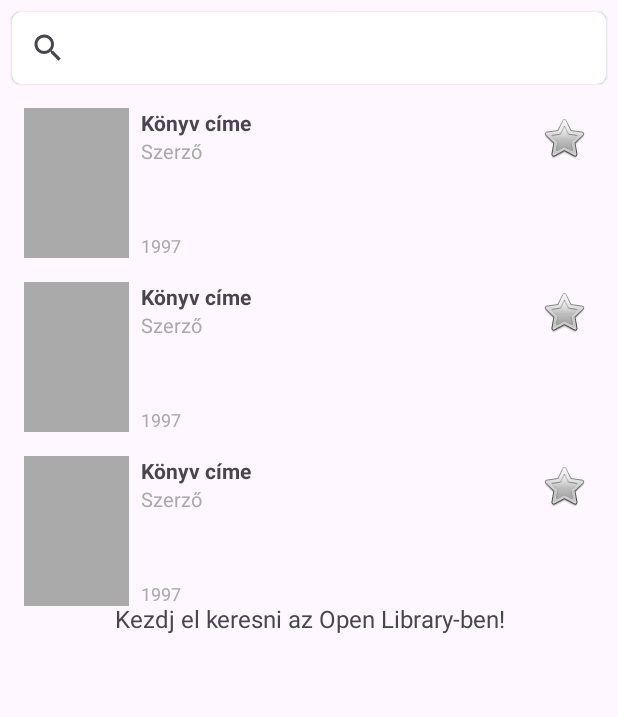
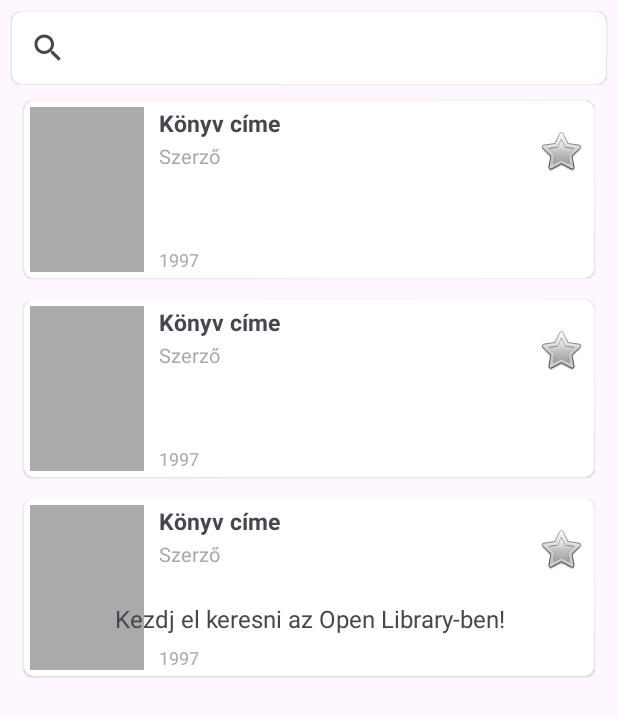
Before and after one commit to SzilardKarsai/OpenLibraryCatalog, an Android app: the layout fragment_search.xml on its own in the app's theme, with its tools: preview values and no code run, on a phone screen of 412 x 824 dp. Shown: the top 717 px of the screen. Run offline under Robolectric (Android 15) with nearby library versions, the phone set to English and light mode, and no system bars.

Commit message:
Listás megjelenítés finomítás

```diff
--- a/app/src/main/res/layout/fragment_search.xml
+++ b/app/src/main/res/layout/fragment_search.xml
@@ -34,7 +34,7 @@
         android:id="@+id/recyclerViewBooks"
         android:layout_width="0dp"
         android:layout_height="0dp"
-        android:padding="8dp"
+        android:padding="4dp"
         app:layout_constraintTop_toBottomOf="@id/searchCard"
         app:layout_constraintBottom_toBottomOf="parent"
         app:layout_constraintStart_toStartOf="parent"
--- a/app/src/main/res/layout/item_book.xml
+++ b/app/src/main/res/layout/item_book.xml
@@ -1,79 +1,95 @@
 <?xml version="1.0" encoding="utf-8"?>
-<androidx.constraintlayout.widget.ConstraintLayout xmlns:android="http://schemas.android.com/apk/res/android"
+<androidx.cardview.widget.CardView xmlns:android="http://schemas.android.com/apk/res/android"
     xmlns:app="http://schemas.android.com/apk/res-auto"
     xmlns:tools="http://schemas.android.com/tools"
     android:layout_width="match_parent"
     android:layout_height="wrap_content"
-    android:padding="8dp">
+    android:layout_marginHorizontal="8dp"
+    android:layout_marginVertical="2dp"
+    android:foreground="?attr/selectableItemBackground"
+    app:cardCornerRadius="6dp"
+    app:cardElevation="1dp"
+    app:cardUseCompatPadding="true">
 
-    <ImageButton
-        android:id="@+id/buttonFavorite2"
-        android:layout_width="40dp"
-        android:layout_height="40dp"
-        android:background="@android:color/transparent"
-        android:contentDescription="@string/empty"
-        android:src="@android:drawable/btn_star"
-        app:layout_constraintEnd_toEndOf="parent"
-        app:layout_constraintTop_toTopOf="parent" />
+    <androidx.constraintlayout.widget.ConstraintLayout
+        android:layout_width="match_parent"
+        android:layout_height="wrap_content"
+        android:padding="4dp">
 
         <ImageView
             android:id="@+id/imageCover"
-        android:layout_width="70dp"
-        android:layout_height="100dp"
-        android:scaleType="centerCrop"
+            android:layout_width="76dp"
+            android:layout_height="110dp"
+            android:adjustViewBounds="true"
+            android:background="@android:color/darker_gray"
             android:contentDescription="@string/empty"
-        android:background="@android:color/darker_gray"
-        app:layout_constraintTop_toTopOf="parent"
+            android:scaleType="fitCenter"
             app:layout_constraintBottom_toBottomOf="parent"
-        app:layout_constraintStart_toStartOf="parent"/>
+            app:layout_constraintStart_toStartOf="parent"
+            app:layout_constraintTop_toTopOf="parent" />
 
-    <!-- Cím -->
         <TextView
             android:id="@+id/textTitle"
             android:layout_width="0dp"
             android:layout_height="wrap_content"
+            android:layout_marginStart="10dp"
+            android:layout_marginEnd="8dp"
+            android:ellipsize="end"
+            android:maxLines="2"
             android:text="@string/placeholder_title"
+            android:textSize="15sp"
             android:textStyle="bold"
-        android:maxLines="2"
-        android:ellipsize="end"
-        app:layout_constraintTop_toTopOf="@+id/imageCover"
+            app:layout_constraintEnd_toStartOf="@id/buttonFavoriteOn"
             app:layout_constraintStart_toEndOf="@id/imageCover"
-        app:layout_constraintEnd_toStartOf="@id/buttonFavoriteOn"
-        android:layout_marginStart="8dp" />
+            app:layout_constraintTop_toTopOf="@id/imageCover" />
 
-    <!-- Szerző -->
         <TextView
             android:id="@+id/textAuthor"
             android:layout_width="0dp"
             android:layout_height="wrap_content"
+            android:layout_marginTop="2dp"
             android:text="@string/placeholder_author"
+            android:textColor="@android:color/darker_gray"
             android:textSize="13sp"
-        android:textColor="@android:color/darker_gray"
-        app:layout_constraintTop_toBottomOf="@id/textTitle"
+            app:layout_constraintEnd_toEndOf="@id/textTitle"
             app:layout_constraintStart_toStartOf="@id/textTitle"
-        app:layout_constraintEnd_toEndOf="@id/textTitle" />
+            app:layout_constraintTop_toBottomOf="@id/textTitle" />
 
-    <!-- Év -->
         <TextView
             android:id="@+id/textYear"
             android:layout_width="wrap_content"
             android:layout_height="wrap_content"
             android:text="@string/placeholder_year"
+            android:textColor="@android:color/darker_gray"
             android:textSize="12sp"
-        android:textColor="@android:color/darker_gray"
             app:layout_constraintBottom_toBottomOf="@id/imageCover"
             app:layout_constraintStart_toStartOf="@id/textTitle" />
 
-    <!-- Kedvenc ikon (egyelőre csak dísz) -->
+        <ImageButton
+            android:id="@+id/buttonFavorite2"
+            android:layout_width="36dp"
+            android:layout_height="36dp"
+            android:background="@android:color/transparent"
+            android:contentDescription="@string/empty"
+            android:src="@android:drawable/btn_star"
+            app:layout_constraintBottom_toBottomOf="@id/imageCover"
+            app:layout_constraintEnd_toEndOf="parent"
+            app:layout_constraintTop_toTopOf="@id/imageCover"
+            app:layout_constraintVertical_bias="0.15" />
+
         <ImageButton
             android:id="@+id/buttonFavoriteOn"
-        android:layout_width="40dp"
-        android:layout_height="40dp"
+            android:layout_width="36dp"
+            android:layout_height="36dp"
             android:background="@android:color/transparent"
             android:contentDescription="@string/empty"
             android:src="@android:drawable/btn_star_big_on"
+            app:layout_constraintBottom_toBottomOf="@id/imageCover"
             app:layout_constraintEnd_toEndOf="parent"
-        app:layout_constraintTop_toTopOf="parent"
+            app:layout_constraintTop_toTopOf="@id/imageCover"
+            app:layout_constraintVertical_bias="0.15"
             tools:visibility="invisible" />
 
     </androidx.constraintlayout.widget.ConstraintLayout>
+
+</androidx.cardview.widget.CardView>
```
Lines whose indentation alone changed are shown as unchanged.
